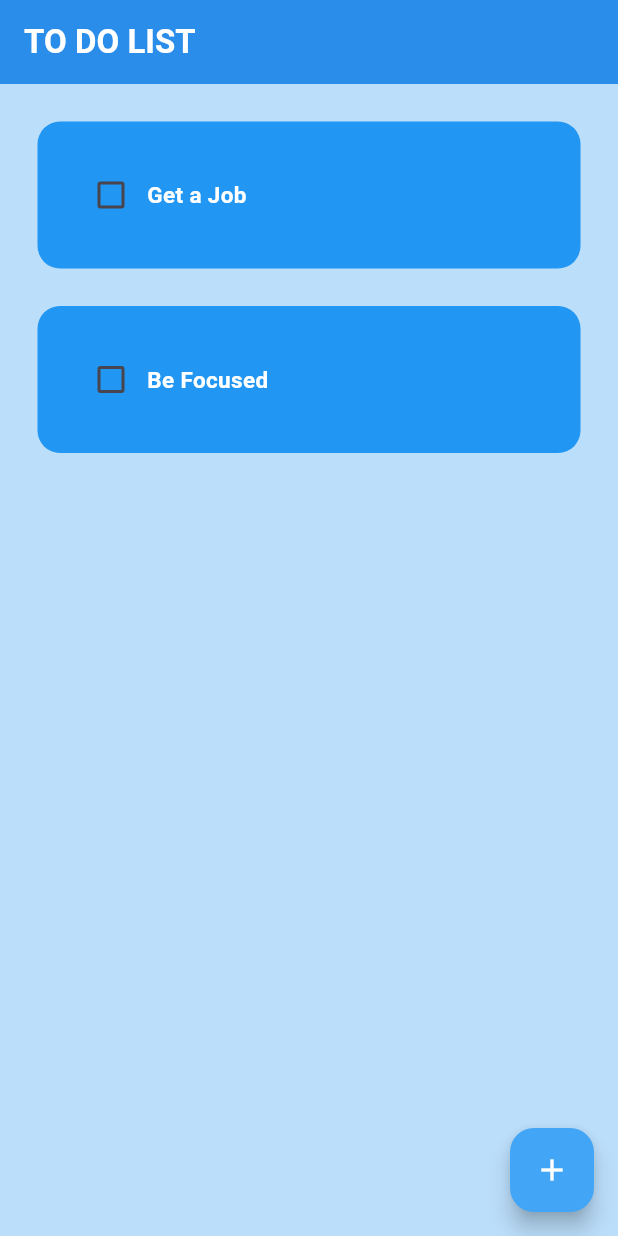
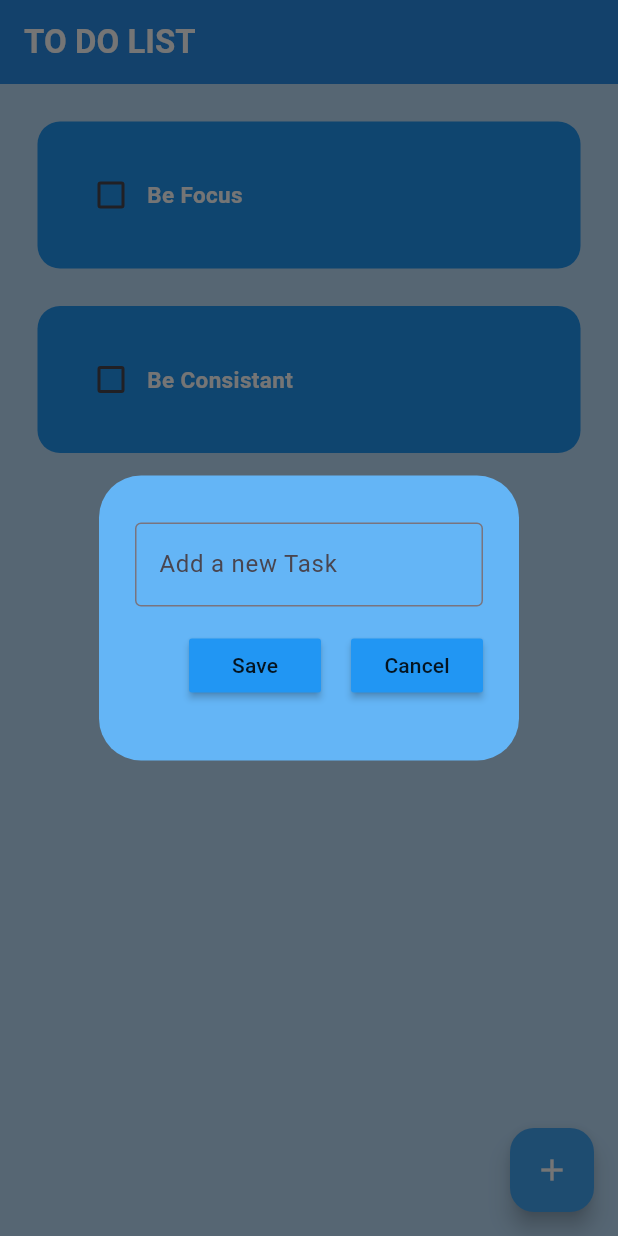
Before and after one commit to Mahendran-Murugan/Todo-App-Flutter, a Flutter app: the screen it shows after launch, after a tap on the "add" icon, on a phone screen of 412 x 824 dp. Run offline on Flutter 3.47's test engine with Material 3 defaults, Android fonts, the phone set to English and light mode, and no system bars; drawn by our look-alikes of flutter_slidable; our stand-ins replace hive_flutter; accounts and stored records are empty.

Commit message:
feat: add completed todo list app

```diff
--- /dev/null
+++ b/lib/data/database.dart
@@ -0,0 +1,23 @@
+import 'package:hive_flutter/hive_flutter.dart';
+import 'package:todoapp/routes/constants.dart';
+
+class TodoDB {
+  List toDoList = [];
+
+  final _box = Hive.box(boxName);
+
+  void createInitialData() {
+    toDoList = [
+      ["Be Focus", false],
+      ["Be Consistant", false],
+    ];
+  }
+
+  void loadData() {
+    toDoList = _box.get("TODOLIST");
+  }
+
+  void updateDataBase() {
+    _box.put("TODOLIST", toDoList);
+  }
+}
--- a/lib/main.dart
+++ b/lib/main.dart
@@ -1,7 +1,12 @@
 import 'package:flutter/material.dart';
+import 'package:hive_flutter/hive_flutter.dart';
 import 'package:todoapp/views/home_page.dart';
+import 'package:todoapp/routes/constants.dart';
 
-void main() {
+void main() async {
+  await Hive.initFlutter();
+
+  var box = await Hive.openBox(boxName);
   runApp(const myApp());
 }
 
@@ -13,7 +18,9 @@ class myApp extends StatelessWidget {
     return MaterialApp(
       debugShowCheckedModeBanner: false,
       home: const HomePage(),
-      theme: ThemeData(primarySwatch: Colors.blue),
+      theme: ThemeData(
+        primarySwatch: Colors.blue,
+      ),
     );
   }
 }
--- /dev/null
+++ b/lib/routes/constants.dart
@@ -0,0 +1 @@
+const String boxName = "todoBox";
--- /dev/null
+++ b/lib/utils/custom_button.dart
@@ -0,0 +1,20 @@
+import 'package:flutter/material.dart';
+
+class CustomButton extends StatelessWidget {
+  final String text;
+  VoidCallback onPressed;
+  CustomButton({
+    required this.text,
+    required this.onPressed,
+    super.key,
+  });
+
+  @override
+  Widget build(BuildContext context) {
+    return MaterialButton(
+      onPressed: onPressed,
+      color: Colors.blue,
+      child: Text(text),
+    );
+  }
+}
--- /dev/null
+++ b/lib/utils/dialog_box.dart
@@ -0,0 +1,58 @@
+import 'package:flutter/material.dart';
+import 'package:todoapp/utils/custom_button.dart';
+
+class DialogBox extends StatelessWidget {
+  final TextEditingController controller;
+  VoidCallback onSave;
+  VoidCallback onCancel;
+
+  DialogBox({
+    required this.controller,
+    required this.onSave,
+    required this.onCancel,
+    super.key,
+  });
+
+  @override
+  Widget build(BuildContext context) {
+    return AlertDialog(
+      backgroundColor: Colors.blue[300],
+      content: Container(
+        height: 150,
+        child: Column(
+          mainAxisAlignment: MainAxisAlignment.spaceEvenly,
+          children: [
+            TextField(
+              controller: controller,
+              decoration: const InputDecoration(
+                border: OutlineInputBorder(
+                  borderSide: BorderSide(
+                    color: Colors.blue,
+                  ),
+                ),
+                hintText: "Add a new Task",
+              ),
+            ),
+            Row(
+              mainAxisAlignment: MainAxisAlignment.end,
+              crossAxisAlignment: CrossAxisAlignment.center,
+              children: [
+                CustomButton(
+                  text: "Save",
+                  onPressed: onSave,
+                ),
+                const SizedBox(
+                  width: 20,
+                ),
+                CustomButton(
+                  text: "Cancel",
+                  onPressed: onCancel,
+                ),
+              ],
+            )
+          ],
+        ),
+      ),
+    );
+  }
+}
--- a/lib/utils/todo_tile.dart
+++ b/lib/utils/todo_tile.dart
@@ -1,20 +1,35 @@
 import 'package:flutter/material.dart';
+import 'package:flutter_slidable/flutter_slidable.dart';
 
 class TodoTile extends StatelessWidget {
   final String taskName;
   final bool taskCompleted;
   Function(bool?)? onChanged;
+  Function(BuildContext)? deleteFunction;
   TodoTile({
     super.key,
     required this.taskName,
     required this.taskCompleted,
     required this.onChanged,
+    required this.deleteFunction,
   });
 
   @override
   Widget build(BuildContext context) {
     return Padding(
       padding: const EdgeInsets.only(top: 25, left: 25, right: 25),
+      child: Slidable(
+        endActionPane: ActionPane(
+          motion: StretchMotion(),
+          children: [
+            SlidableAction(
+              borderRadius: BorderRadius.circular(10),
+              onPressed: deleteFunction,
+              icon: Icons.delete,
+              backgroundColor: Colors.red,
+            )
+          ],
+        ),
         child: Container(
           padding: const EdgeInsets.all(25.0),
           decoration: const BoxDecoration(
@@ -45,6 +60,7 @@ class TodoTile extends StatelessWidget {
             ],
           ),
         ),
+      ),
     );
   }
 }
--- a/lib/views/home_page.dart
+++ b/lib/views/home_page.dart
@@ -1,4 +1,8 @@
 import 'package:flutter/material.dart';
+import 'package:hive_flutter/hive_flutter.dart';
+import 'package:todoapp/data/database.dart';
+import 'package:todoapp/routes/constants.dart';
+import 'package:todoapp/utils/dialog_box.dart';
 import 'package:todoapp/utils/todo_tile.dart';
 
 class HomePage extends StatefulWidget {
@@ -9,15 +13,56 @@ class HomePage extends StatefulWidget {
 }
 
 class _HomePageState extends State<HomePage> {
-  List toDoList = [
-    ["Get a Job", false],
-    ["Be Focused", false],
-  ];
+  final _controller = TextEditingController();
+
+  final _box = Hive.box(boxName);
+
+  TodoDB db = TodoDB();
+
+  @override
+  void initState() {
+    if (_box.get("TODOLIST") == null) {
+      db.createInitialData();
+    } else {
+      db.loadData();
+    }
+    super.initState();
+  }
 
   void checkBoxChanged(bool? value, int index) {
     setState(() {
-      toDoList[index][1] = !toDoList[index][1];
+      db.toDoList[index][1] = !db.toDoList[index][1];
     });
+    db.updateDataBase();
+  }
+
+  void saveNewTask() {
+    setState(() {
+      db.toDoList.add([_controller.text, false]);
+    });
+    _controller.clear();
+    db.updateDataBase();
+    Navigator.of(context).pop();
+  }
+
+  void createNewTask() {
+    showDialog(
+      context: context,
+      builder: (context) {
+        return DialogBox(
+          controller: _controller,
+          onSave: saveNewTask,
+          onCancel: () => Navigator.of(context).pop(),
+        );
+      },
+    );
+  }
+
+  void deleteTask(int index) {
+    setState(() {
+      db.toDoList.removeAt(index);
+    });
+    db.updateDataBase();
   }
 
   @override
@@ -36,7 +81,7 @@ class _HomePageState extends State<HomePage> {
         elevation: 10,
       ),
       floatingActionButton: FloatingActionButton(
-        onPressed: () {},
+        onPressed: createNewTask,
         backgroundColor: Colors.blue[400],
         child: const Icon(
           Icons.add,
@@ -44,12 +89,13 @@ class _HomePageState extends State<HomePage> {
         ),
       ),
       body: ListView.builder(
-        itemCount: toDoList.length,
+        itemCount: db.toDoList.length,
         itemBuilder: (context, index) {
           return TodoTile(
-            taskName: toDoList[index][0],
-            taskCompleted: toDoList[index][1],
+            taskName: db.toDoList[index][0],
+            taskCompleted: db.toDoList[index][1],
             onChanged: (value) => checkBoxChanged(value, index),
+            deleteFunction: (context) => deleteTask(index),
           );
         },
       ),
--- a/pubspec.yaml
+++ b/pubspec.yaml
@@ -31,10 +31,12 @@ dependencies:
   flutter:
     sdk: flutter
 
-
   # The following adds the Cupertino Icons font to your application.
   # Use with the CupertinoIcons class for iOS style icons.
   cupertino_icons: ^1.0.6
+  flutter_slidable: ^3.0.1
+  hive: ^2.2.3
+  hive_flutter: ^1.1.0
 
 dev_dependencies:
   flutter_test:
@@ -46,6 +48,8 @@ dev_dependencies:
   # package. See that file for information about deactivating specific lint
   # rules and activating additional ones.
   flutter_lints: ^3.0.0
+  hive_generator: ^2.0.1
+  build_runner: ^2.4.8
 
 # For information on the generic Dart part of this file, see the
 # following page: https://dart.dev/tools/pub/pubspec
```
Also changed, not shown: pubspec.lock, 11 other files. Lines whose indentation alone changed are shown as unchanged.
